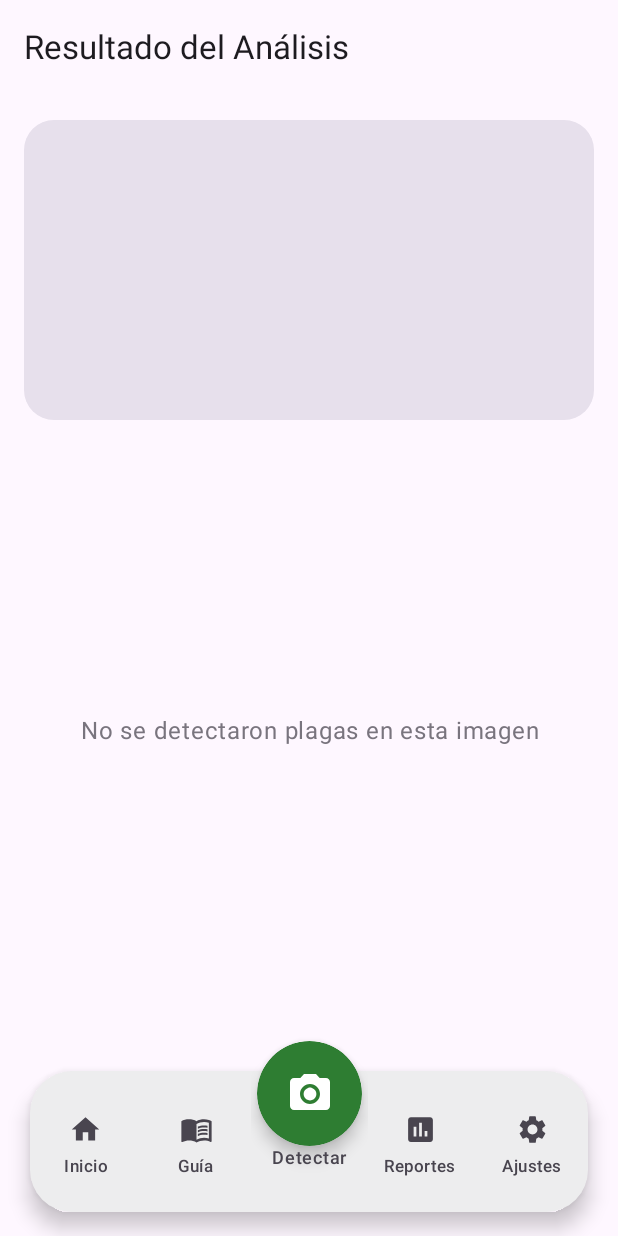
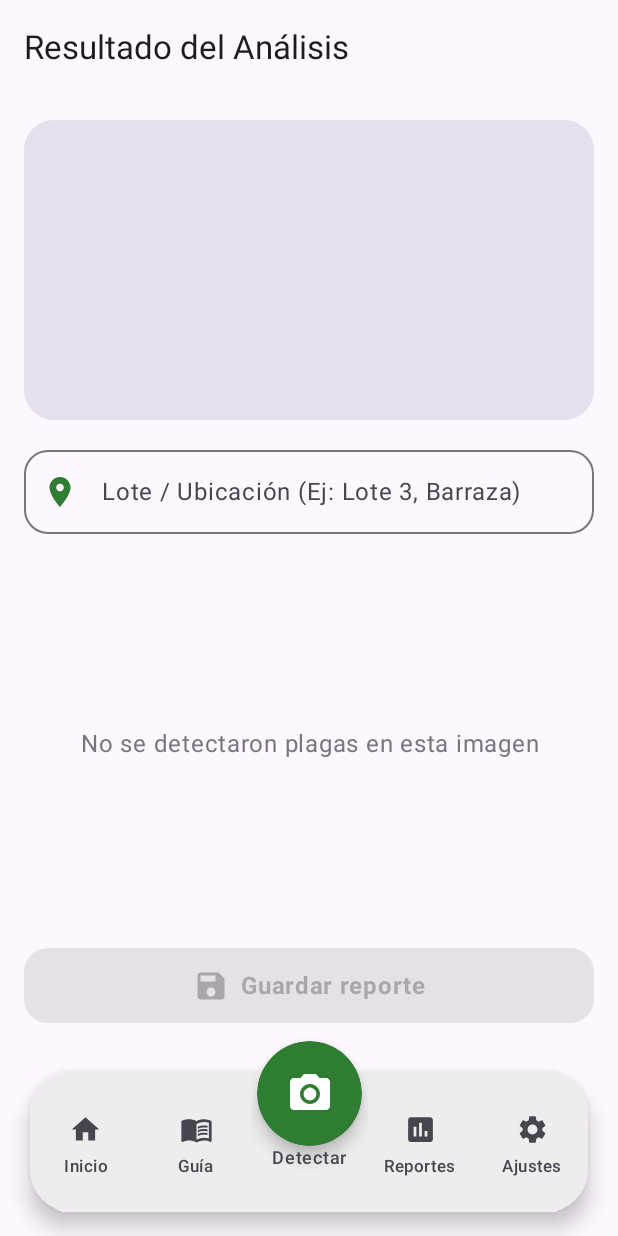
Before and after one commit to FabrizioAvalos/DetectorPlagas-AppsMoviles, an Android app built with Jetpack Compose: the ResultScreen screen opened through its navigation route, on a phone screen of 412 x 824 dp. Run offline under Robolectric (Android 15) with nearby library versions, the phone set to English and light mode, and no system bars; our stand-ins replace Room's generated code.

Commit message:
feat(resultado): agregar campo de ubicación y guardar reporte en Room

```diff
--- a/app/src/main/java/com/vallesol/detectorplagas/ui/screens/resultado/ResultScreen.kt
+++ b/app/src/main/java/com/vallesol/detectorplagas/ui/screens/resultado/ResultScreen.kt
@@ -15,12 +15,22 @@ import androidx.compose.foundation.layout.padding
 import androidx.compose.foundation.lazy.LazyColumn
 import androidx.compose.foundation.lazy.items
 import androidx.compose.foundation.shape.RoundedCornerShape
+import androidx.compose.material.icons.Icons
+import androidx.compose.material.icons.filled.LocationOn
+import androidx.compose.material.icons.filled.Save
+import androidx.compose.material3.Button
 import androidx.compose.material3.Card
 import androidx.compose.material3.CardDefaults
+import androidx.compose.material3.Icon
 import androidx.compose.material3.MaterialTheme
+import androidx.compose.material3.OutlinedTextField
 import androidx.compose.material3.Surface
 import androidx.compose.material3.Text
 import androidx.compose.runtime.Composable
+import androidx.compose.runtime.getValue
+import androidx.compose.runtime.mutableStateOf
+import androidx.compose.runtime.remember
+import androidx.compose.runtime.setValue
 import androidx.compose.ui.Alignment
 import androidx.compose.ui.Modifier
 import androidx.compose.ui.draw.clip
@@ -29,6 +39,7 @@ import androidx.compose.ui.geometry.Size
 import androidx.compose.ui.graphics.Color
 import androidx.compose.ui.graphics.asImageBitmap
 import androidx.compose.ui.graphics.drawscope.Stroke
+import androidx.compose.ui.platform.LocalContext
 import androidx.compose.ui.text.font.FontStyle
 import androidx.compose.ui.text.font.FontWeight
 import androidx.compose.ui.text.style.TextAlign
@@ -43,13 +54,15 @@ fun ResultScreen(
     navController: NavController,
     viewModel: ResultViewModel = viewModel()
 ) {
+    val context = LocalContext.current
+    var ubicacionInput by remember { mutableStateOf("") }
+
     PantallaConDrawer(navController = navController, titulo = "Resultado del Análisis") { modifier ->
         Column(
             modifier = modifier
                 .fillMaxSize()
                 .padding(16.dp)
         ) {
-            // Contenedor visual con la imagen analizada y el overlay de detecciones
             Box(
                 modifier = Modifier
                     .fillMaxWidth()
@@ -87,7 +100,25 @@ fun ResultScreen(
 
             Spacer(modifier = Modifier.height(12.dp))
 
-            // Listado de resultados o mensaje de estado vacío
+            // Campo de texto para que el usuario digite el Lote o Campo
+            OutlinedTextField(
+                value = ubicacionInput,
+                onValueChange = { ubicacionInput = it },
+                label = { Text("Lote / Ubicación (Ej: Lote 3, Barraza)") },
+                leadingIcon = {
+                    Icon(
+                        imageVector = Icons.Filled.LocationOn,
+                        contentDescription = null,
+                        tint = MaterialTheme.colorScheme.primary
+                    )
+                },
+                modifier = Modifier.fillMaxWidth(),
+                shape = RoundedCornerShape(16.dp),
+                singleLine = true
+            )
+
+            Spacer(modifier = Modifier.height(12.dp))
+
             if (viewModel.resultados.isEmpty()) {
                 Box(
                     modifier = Modifier
@@ -109,6 +140,31 @@ fun ResultScreen(
                         Spacer(modifier = Modifier.height(8.dp))
                     }
                 }
+            }
+
+            Spacer(modifier = Modifier.height(8.dp))
+
+            // Botón de guardado
+            Button(
+                onClick = {
+                    viewModel.guardarReporte(ubicacionInput.ifBlank { "Sin especificar" })
+
+                    android.widget.Toast.makeText(
+                        context,
+                        "¡Reporte guardado con éxito!",
+                        android.widget.Toast.LENGTH_SHORT
+                    ).show()
+
+                    navController.popBackStack()
+                },
+                enabled = viewModel.resultados.isNotEmpty(),
+                modifier = Modifier
+                    .fillMaxWidth()
+                    .height(50.dp),
+                shape = RoundedCornerShape(16.dp)
+            ) {
+                Icon(Icons.Filled.Save, contentDescription = null, modifier = Modifier.padding(end = 8.dp))
+                Text("Guardar reporte", style = MaterialTheme.typography.bodyLarge, fontWeight = FontWeight.Bold)
             }
         }
     }
```
Also changed, not shown: app/src/main/java/com/vallesol/detectorplagas/ui/screens/resultado/ResultViewModel.kt (+25 -0 lines).
